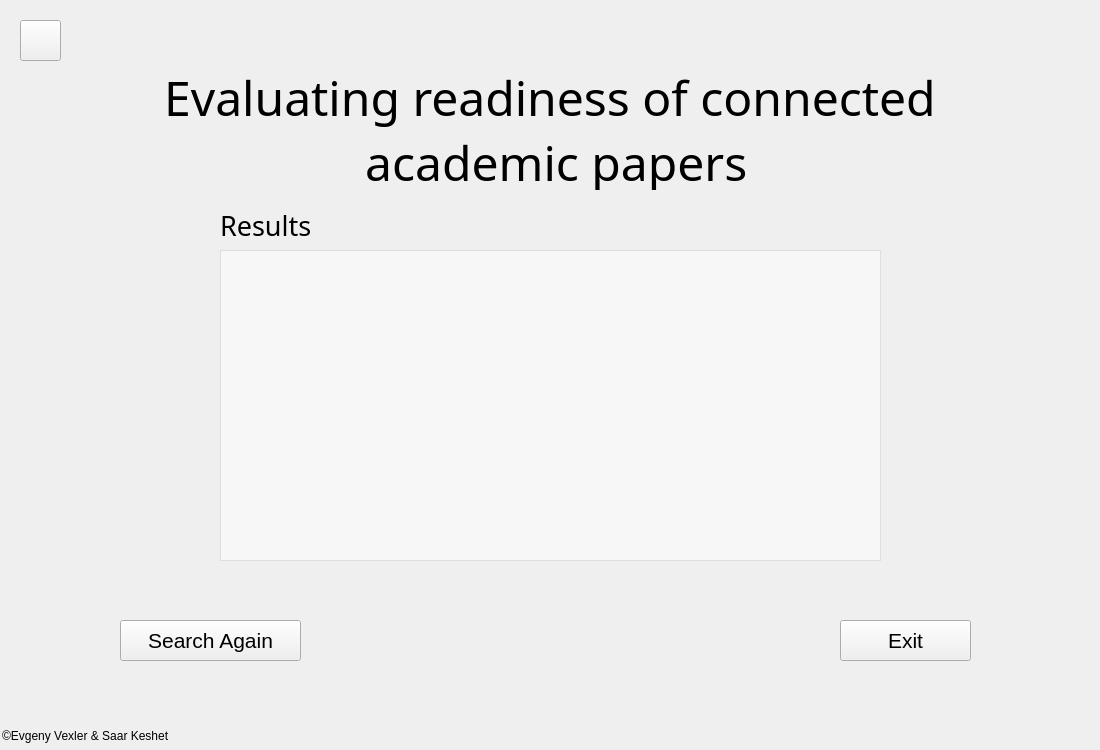
First picture: the form in ui_files/page3.ui, repository Saark07/Final-Project, before the edit.
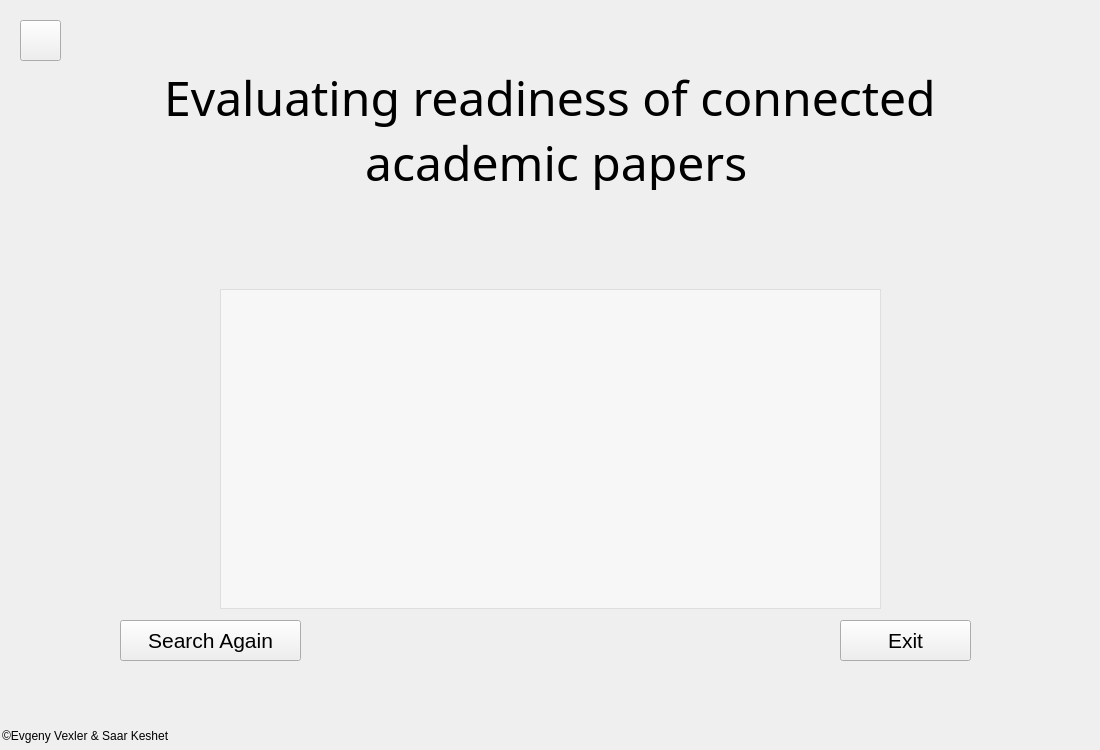
Second picture: the form after the edit.

Patch:
```diff
--- a/ui_files/page3.ui
+++ b/ui_files/page3.ui
@@ -72,19 +72,22 @@
     <property name="geometry">
      <rect>
       <x>220</x>
-      <y>210</y>
-      <width>91</width>
-      <height>31</height>
+      <y>196</y>
+      <width>661</width>
+      <height>81</height>
      </rect>
     </property>
     <property name="font">
      <font>
       <family>Narkisim</family>
-      <pointsize>20</pointsize>
+      <pointsize>18</pointsize>
      </font>
     </property>
     <property name="text">
-     <string>Results:</string>
+     <string/>
+    </property>
+    <property name="wordWrap">
+     <bool>true</bool>
     </property>
    </widget>
    <widget class="QLabel" name="backgroundLabel">
@@ -132,9 +135,9 @@
     <property name="geometry">
      <rect>
       <x>220</x>
-      <y>250</y>
+      <y>289</y>
       <width>661</width>
-      <height>311</height>
+      <height>320</height>
      </rect>
     </property>
     <property name="styleSheet">
```
